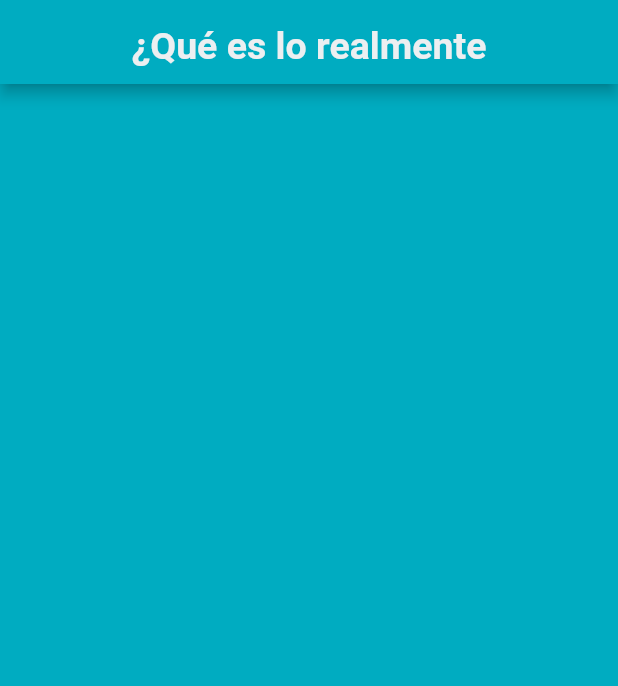
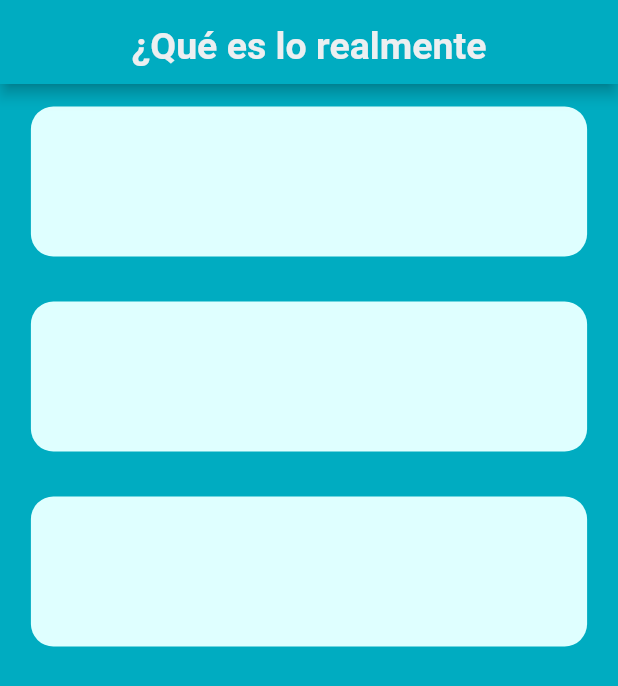
Before and after one commit to IsraMejia/Aquadoro-LaboratorioMultimedia, a Flutter app: the screen it shows after launch, on a phone screen of 412 x 824 dp. Shown: the top 686 px of the screen. Run offline on Flutter 3.47's test engine with Material 2 defaults, Android fonts, the phone set to English and light mode, and no system bars; our stand-ins replace animated_text_kit.

Commit message:
CreacionGoaldCard - Se creo el statefull widget sobre el cual trabajaremos para definir las metas del pomodoro

```diff
--- /dev/null
+++ b/lib/goal_card.dart
@@ -0,0 +1,24 @@
+import 'package:flutter/material.dart';
+
+class GoalCard extends StatefulWidget {
+  @override
+  _GoalCardState createState() => _GoalCardState();
+}
+
+class _GoalCardState extends State<GoalCard> {
+  @override
+  Widget build(BuildContext context) {
+  double anchoPantalla = MediaQuery.of(context).size.width;
+    return Center(
+     child: Container(
+       margin: EdgeInsets.all(15),
+       height: 100,
+       width: anchoPantalla * 0.9,
+       decoration: BoxDecoration(
+         color: Color.fromRGBO(223, 255, 255, 1),
+         borderRadius: BorderRadius.circular(15.0),
+       ),
+     ),
+   );
+  }
+}
--- a/lib/goals_page.dart
+++ b/lib/goals_page.dart
@@ -1,3 +1,4 @@
+import 'package:aquadoroo/goal_card.dart';
 import 'package:flutter/material.dart';
 import 'package:animated_text_kit/animated_text_kit.dart';
 
@@ -10,6 +11,7 @@ class GoalsPage extends StatefulWidget {
 class  GoalsPageState extends State <GoalsPage> {
   @override
   Widget build(BuildContext context) {
+
     return Scaffold(
       appBar: AppBar(
         centerTitle: true,
@@ -18,7 +20,15 @@ class  GoalsPageState extends State <GoalsPage> {
       ),
       body: Stack(
         children: [
-          Container(color: Colors.cyan[600])
+          Container(color: Colors.cyan[600]),
+          Column(
+
+            children: [
+              GoalCard(),
+              GoalCard(),
+              GoalCard(),
+            ],
+          ),
         ],
       ),
     );
```
